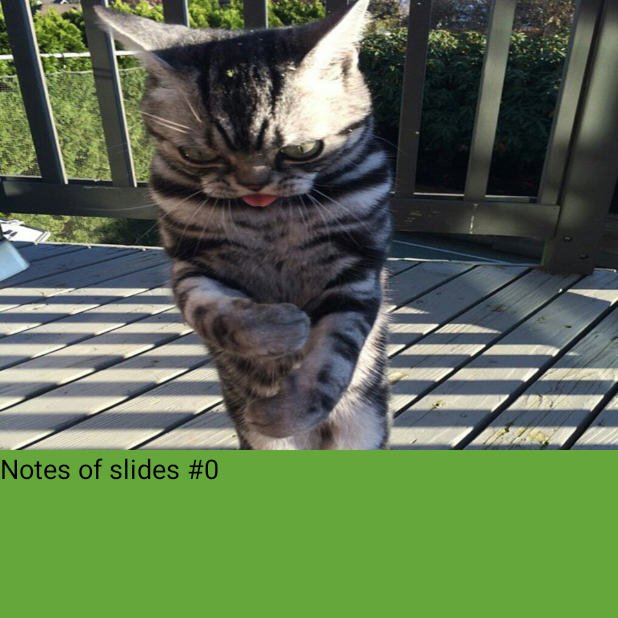
After one commit to LHagendoorn/wePresent, an Android app: the SlideViewActivity screen opened directly, with no data from a screen before it, on a phone screen of 412 x 824 dp, the top half of it. The commit adds this screen. Run offline under Robolectric (Android 15) with nearby library versions, the phone set to English and light mode, and no system bars.

Commit message:
Added Slide View Activity

```diff
--- /dev/null
+++ b/Project/app/src/main/java/wepresent/wepresent/SlideViewActivity.java
@@ -0,0 +1,39 @@
+package wepresent.wepresent;
+
+import android.app.Activity;
+import android.content.Intent;
+import android.graphics.Point;
+import android.os.Bundle;
+import android.view.Display;
+import android.view.View;
+import android.view.ViewGroup.LayoutParams;
+import android.widget.ImageButton;
+import android.widget.ImageView;
+import android.widget.LinearLayout;
+import android.widget.TextView;
+
+public class SlideViewActivity extends Activity  {
+
+    private LinearLayout linLayout;
+    private ImageView imageView;
+    private TextView textView;
+    private int value = 0;
+
+    @Override
+    protected void onCreate(Bundle savedInstanceState) {
+        super.onCreate(savedInstanceState);
+        setContentView(R.layout.activity_slide_view);
+
+        linLayout = (LinearLayout) findViewById(R.id.slideViewLayout); // Layout containing stuff
+
+        Bundle extras = getIntent().getExtras(); // Obtain passed variable
+        if (extras != null) {
+            value = extras.getInt("SlideNumber");
+        }
+
+        imageView = (ImageView) findViewById(R.id.slideViewImage); // TODO obtain proper image and notes for selected slide
+
+        textView = (TextView) findViewById(R.id.slideViewNotes);
+        textView.setText("Notes of slides #" + Integer.toString(value));
+    }
+}
--- /dev/null
+++ b/Project/app/src/main/res/layout/activity_slide_view.xml
@@ -0,0 +1,28 @@
+<?xml version="1.0" encoding="utf-8"?>
+<FrameLayout xmlns:android="http://schemas.android.com/apk/res/android"
+    android:orientation="vertical" android:layout_width="match_parent"
+    android:layout_height="match_parent" android:background="#ff65a73a">
+
+    <LinearLayout
+        android:orientation="vertical"
+        android:layout_width="fill_parent"
+        android:layout_height="fill_parent"
+        android:id="@+id/slideViewLayout">
+
+        <ImageView
+            android:layout_width="match_parent"
+            android:layout_height="300dip"
+            android:id="@+id/slideViewImage"
+            android:layout_gravity="center_horizontal|top"
+            android:scaleType="fitCenter"
+            android:background="@drawable/blapp" />
+
+        <TextView
+            android:layout_width="wrap_content"
+            android:layout_height="wrap_content"
+            android:textAppearance="?android:attr/textAppearanceMedium"
+            android:text="Medium Text"
+            android:id="@+id/slideViewNotes"
+            android:textColor="#ff000000" />
+    </LinearLayout>
+</FrameLayout>
```
Also changed, not shown: Project/app/src/main/AndroidManifest.xml (+8 -0 lines), Project/app/src/main/java/wepresent/wepresent/SlidesActivity.java (+14 -2 lines).
